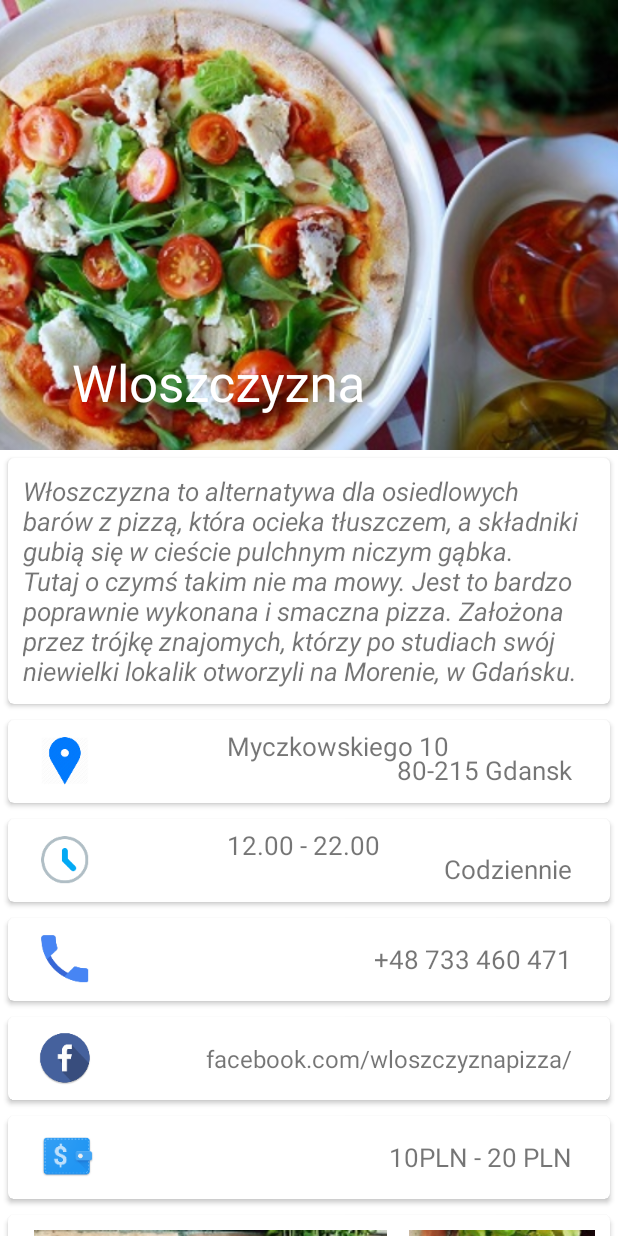
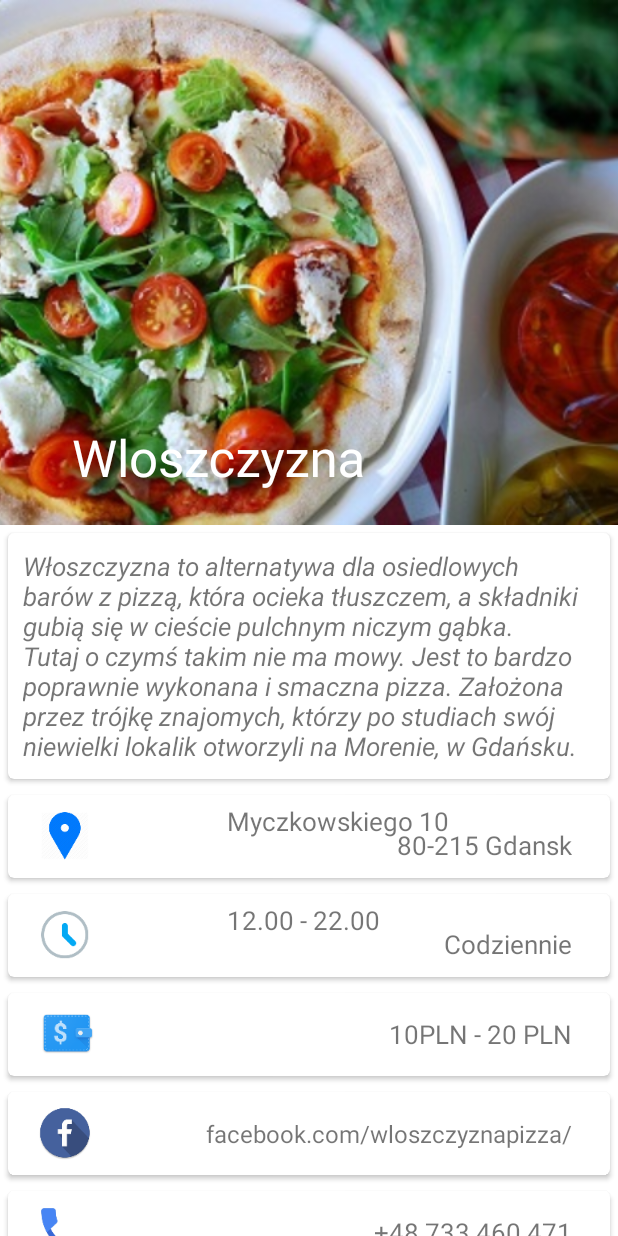
Before and after one commit to PiotrPrus/Wloszczyzna_simple_app, an Android app: the screen it shows after launch (MainActivity), on a phone screen of 412 x 824 dp. Run offline under Robolectric (Android 15) with nearby library versions, the phone set to English and light mode, and no system bars.

Commit message:
Finally the collapsing toolbar is working properly on Android 7. The issue was in coordinator layout, the fitWindows=true option was wrongly added. This caused the error.

```diff
--- a/app/build.gradle
+++ b/app/build.gradle
@@ -24,9 +24,9 @@ dependencies {
     androidTestCompile('com.android.support.test.espresso:espresso-core:2.2.2', {
         exclude group: 'com.android.support', module: 'support-annotations'
     })
-    compile 'com.android.support:appcompat-v7:25.1.1'
-    compile "com.android.support:design:25.1.0"
+    compile 'com.android.support:appcompat-v7:25.2.0'
+    compile "com.android.support:design:25.2.0"
     compile 'com.android.support.constraint:constraint-layout:1.0.0-beta4'
-    compile 'com.android.support:cardview-v7:25.1.1'
+    compile 'com.android.support:cardview-v7:25.2.0'
     testCompile 'junit:junit:4.12'
 }
--- a/app/src/main/res/layout/activity_main.xml
+++ b/app/src/main/res/layout/activity_main.xml
@@ -5,13 +5,12 @@
     android:layout_height="match_parent"
     xmlns:app="http://schemas.android.com/apk/res-auto"
     android:background="@android:color/background_light"
-    xmlns:android="http://schemas.android.com/apk/res/android"
-    android:fitsSystemWindows="true">
+    xmlns:android="http://schemas.android.com/apk/res/android">
 
     <android.support.design.widget.AppBarLayout
         android:id="@+id/appbar"
         android:layout_width="match_parent"
-        android:layout_height="300dp"
+        android:layout_height="350dp"
         android:theme="@style/ThemeOverlay.AppCompat.Dark.ActionBar"
         android:fitsSystemWindows="true">
 
@@ -23,7 +22,6 @@
             android:fitsSystemWindows="true"
             app:contentScrim="?attr/colorPrimary"
             app:expandedTitleMarginStart="48dp"
-            app:expandedTitleMarginEnd="64dp"
             app:title="@string/app_name">
 
             <ImageView
@@ -33,7 +31,7 @@
                 android:scaleType="centerCrop"
                 android:fitsSystemWindows="true"
                 android:src="@drawable/wloszczyzna_pizza4"
-                app:layout_collapseMode="parallax" />
+                app:layout_collapseMode="parallax"/>
 
             <android.support.v7.widget.Toolbar
                 android:id="@+id/main.toolbar"
@@ -69,16 +67,16 @@
                 layout="@layout/opening_hours_card_view"/>
 
             <include
-                android:id="@+id/contact_card_view"
-                layout="@layout/contact_card_view"/>
+                android:id="@+id/price_range_card_view"
+                layout="@layout/price_range_card_view"/>
 
             <include
                 android:id="@+id/facebook_page_card_view"
                 layout="@layout/facebook_page_card_view"/>
 
             <include
-                android:id="@+id/price_range_card_view"
-                layout="@layout/price_range_card_view"/>
+                android:id="@+id/contact_card_view"
+                layout="@layout/contact_card_view"/>
 
             <include
                 android:id="@+id/gallery_card_view"
--- a/app/src/main/res/layout/contact_card_view.xml
+++ b/app/src/main/res/layout/contact_card_view.xml
@@ -6,9 +6,9 @@
     android:layout_gravity="center"
     android:layout_width="match_parent"
     android:layout_height="@dimen/default_height_card_view"
-    card_view:cardCornerRadius="4dp"
-    android:elevation="2dp"
-    android:layout_margin="5dp">
+    card_view:cardCornerRadius="@dimen/my_card_corner_radius"
+    android:elevation="@dimen/my_elevation"
+    android:layout_margin="@dimen/my_margin_for_card_view">
 
     <RelativeLayout
         android:layout_width="match_parent"
--- a/app/src/main/res/layout/facebook_page_card_view.xml
+++ b/app/src/main/res/layout/facebook_page_card_view.xml
@@ -6,9 +6,9 @@
     android:layout_gravity="center"
     android:layout_width="match_parent"
     android:layout_height="@dimen/default_height_card_view"
-    card_view:cardCornerRadius="4dp"
-    android:elevation="2dp"
-    android:layout_margin="5dp">
+    card_view:cardCornerRadius="@dimen/my_card_corner_radius"
+    android:elevation="@dimen/my_elevation"
+    android:layout_margin="@dimen/my_margin_for_card_view">
 
     <RelativeLayout
         android:layout_width="match_parent"
--- a/app/src/main/res/layout/image_gallery_card_view.xml
+++ b/app/src/main/res/layout/image_gallery_card_view.xml
@@ -5,9 +5,9 @@
     android:layout_gravity="center"
     android:layout_width="match_parent"
     android:layout_height="200dp"
-    card_view:cardCornerRadius="4dp"
-    android:elevation="2dp"
-android:layout_margin="5dp">
+    card_view:cardCornerRadius="@dimen/my_card_corner_radius"
+    android:elevation="@dimen/my_elevation"
+    android:layout_margin="@dimen/my_margin_for_card_view">
 
     <HorizontalScrollView
         android:layout_width="match_parent"
--- a/app/src/main/res/layout/localization_card_view.xml
+++ b/app/src/main/res/layout/localization_card_view.xml
@@ -6,9 +6,9 @@
     android:layout_gravity="center"
     android:layout_width="match_parent"
     android:layout_height="@dimen/default_height_card_view"
-    card_view:cardCornerRadius="4dp"
-    android:elevation="2dp"
-    android:layout_margin="5dp">
+    card_view:cardCornerRadius="@dimen/my_card_corner_radius"
+    android:elevation="@dimen/my_elevation"
+    android:layout_margin="@dimen/my_margin_for_card_view">
 
     <RelativeLayout
         android:layout_width="match_parent"
--- a/app/src/main/res/layout/main_text_card_view.xml
+++ b/app/src/main/res/layout/main_text_card_view.xml
@@ -6,9 +6,9 @@
     android:layout_gravity="center"
     android:layout_width="match_parent"
     android:layout_height="wrap_content"
-    card_view:cardCornerRadius="4dp"
-    android:elevation="2dp"
-    android:layout_margin="5dp">
+    card_view:cardCornerRadius="@dimen/my_card_corner_radius"
+    android:elevation="@dimen/my_elevation"
+    android:layout_margin="@dimen/my_margin_for_card_view">
 
     <RelativeLayout
         xmlns:android="http://schemas.android.com/apk/res/android"
--- a/app/src/main/res/layout/opening_hours_card_view.xml
+++ b/app/src/main/res/layout/opening_hours_card_view.xml
@@ -5,9 +5,9 @@
     android:layout_gravity="center"
     android:layout_width="match_parent"
     android:layout_height="@dimen/default_height_card_view"
-    card_view:cardCornerRadius="4dp"
-    android:elevation="2dp"
-    android:layout_margin="5dp">
+    card_view:cardCornerRadius="@dimen/my_card_corner_radius"
+    android:elevation="@dimen/my_elevation"
+    android:layout_margin="@dimen/my_margin_for_card_view">
 
     <RelativeLayout
         android:layout_width="match_parent"
--- a/app/src/main/res/layout/price_range_card_view.xml
+++ b/app/src/main/res/layout/price_range_card_view.xml
@@ -6,9 +6,9 @@
     android:layout_gravity="center"
     android:layout_width="match_parent"
     android:layout_height="@dimen/default_height_card_view"
-    card_view:cardCornerRadius="4dp"
-    android:elevation="2dp"
-    android:layout_margin="5dp">
+    card_view:cardCornerRadius="@dimen/my_card_corner_radius"
+    android:elevation="@dimen/my_elevation"
+    android:layout_margin="@dimen/my_margin_for_card_view">
 
     <RelativeLayout
         android:layout_width="match_parent"
--- a/app/src/main/res/layout/sample_menu_card_view.xml
+++ b/app/src/main/res/layout/sample_menu_card_view.xml
@@ -2,10 +2,10 @@
 <android.support.v7.widget.CardView xmlns:android="http://schemas.android.com/apk/res/android"
     android:layout_width="match_parent"
     android:layout_height="150dp"
-    xmlns:app="http://schemas.android.com/apk/res-auto"
-    app:cardCornerRadius="4dp"
-    android:elevation="2dp"
-    android:layout_margin="5dp">
+    xmlns:card_view="http://schemas.android.com/tools"
+    card_view:cardCornerRadius="@dimen/my_card_corner_radius"
+    android:elevation="@dimen/my_elevation"
+    android:layout_margin="@dimen/my_margin_for_card_view">
 
     <HorizontalScrollView
         android:layout_width="match_parent"
--- a/app/src/main/res/values/dimens.xml
+++ b/app/src/main/res/values/dimens.xml
@@ -5,4 +5,8 @@
     <dimen name="width_image_view_gallery">250dp</dimen>
 
     <dimen name="default_height_card_view">55dp</dimen>
+    <dimen name="my_card_corner_radius">4dp</dimen>
+    <dimen name="my_elevation">2dp</dimen>
+    <dimen name="my_margin_for_card_view">5dp</dimen>
+    <dimen name="my_side_margin_for_card_view">10dp</dimen>
 </resources>
--- a/app/src/main/res/values/strings.xml
+++ b/app/src/main/res/values/strings.xml
@@ -11,4 +11,5 @@
     <string name="price_range">10PLN - 20 PLN</string>
     <string name="opening_hours">12.00 - 22.00</string>
     <string name="days_open">Codziennie</string>
+    <string name="sub_title">Pizza i kawa</string>
 </resources>
--- a/build.gradle
+++ b/build.gradle
@@ -5,7 +5,7 @@ buildscript {
         jcenter()
     }
     dependencies {
-        classpath 'com.android.tools.build:gradle:2.2.3'
+        classpath 'com.android.tools.build:gradle:2.3.0'
 
         // NOTE: Do not place your application dependencies here; they belong
         // in the individual module build.gradle files
```
Also changed, not shown: gradle/wrapper/gradle-wrapper.properties.
